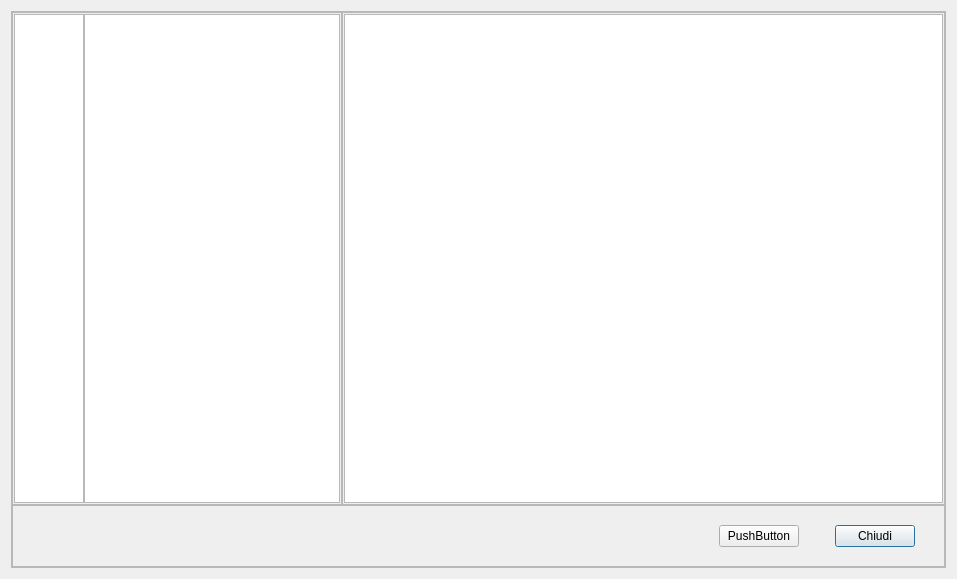
Above: browsercopertine.ui from simon-r/LeScienze500 before the change. Below: the same form after it.
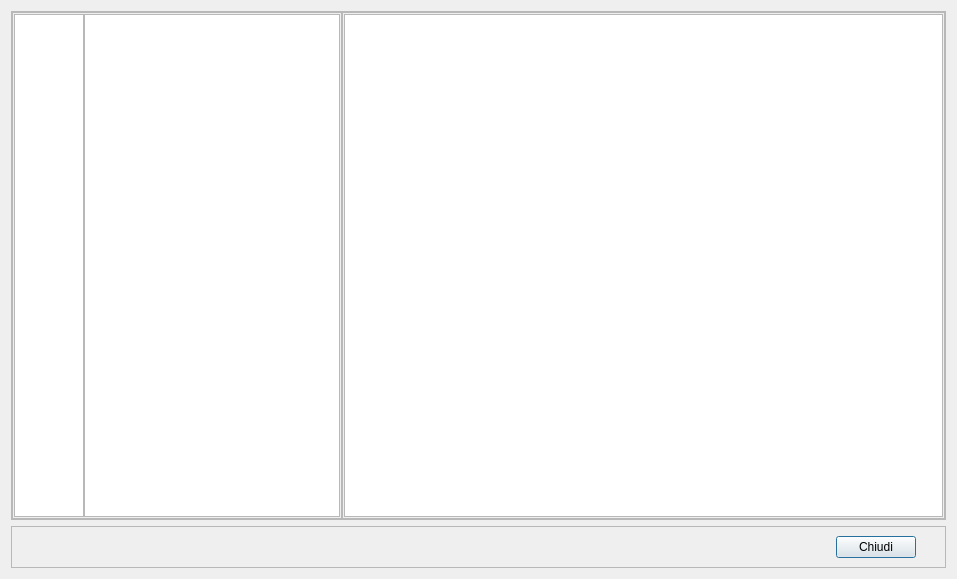
That is the form after the change. Icons and pictures are not drawn.

Commit message: gio 30 set 2010, 17.32.56, CEST

Patch:
```diff
--- a/browsercopertine.ui
+++ b/browsercopertine.ui
@@ -29,7 +29,7 @@
         <x>0</x>
         <y>0</y>
         <width>943</width>
-        <height>565</height>
+        <height>521</height>
        </rect>
       </property>
       <layout class="QGridLayout" name="gridLayout">
@@ -39,109 +39,6 @@
        <property name="spacing">
         <number>0</number>
        </property>
-       <item row="1" column="0" colspan="6">
-        <widget class="QFrame" name="frame">
-         <property name="frameShape">
-          <enum>QFrame::StyledPanel</enum>
-         </property>
-         <property name="frameShadow">
-          <enum>QFrame::Raised</enum>
-         </property>
-         <layout class="QGridLayout" name="gridLayout_2">
-          <item row="2" column="3">
-           <widget class="QPushButton" name="Close">
-            <property name="text">
-             <string>Chiudi</string>
-            </property>
-           </widget>
-          </item>
-          <item row="0" column="3">
-           <spacer name="verticalSpacer">
-            <property name="orientation">
-             <enum>Qt::Vertical</enum>
-            </property>
-            <property name="sizeType">
-             <enum>QSizePolicy::Fixed</enum>
-            </property>
-            <property name="sizeHint" stdset="0">
-             <size>
-              <width>20</width>
-              <height>10</height>
-             </size>
-            </property>
-           </spacer>
-          </item>
-          <item row="3" column="3">
-           <spacer name="verticalSpacer_3">
-            <property name="orientation">
-             <enum>Qt::Vertical</enum>
-            </property>
-            <property name="sizeType">
-             <enum>QSizePolicy::Fixed</enum>
-            </property>
-            <property name="sizeHint" stdset="0">
-             <size>
-              <width>20</width>
-              <height>10</height>
-             </size>
-            </property>
-           </spacer>
-          </item>
-          <item row="2" column="0">
-           <spacer name="horizontalSpacer">
-            <property name="orientation">
-             <enum>Qt::Horizontal</enum>
-            </property>
-            <property name="sizeHint" stdset="0">
-             <size>
-              <width>40</width>
-              <height>20</height>
-             </size>
-            </property>
-           </spacer>
-          </item>
-          <item row="2" column="1">
-           <widget class="QPushButton" name="pushButton">
-            <property name="text">
-             <string>PushButton</string>
-            </property>
-           </widget>
-          </item>
-          <item row="2" column="2">
-           <spacer name="horizontalSpacer_2">
-            <property name="orientation">
-             <enum>Qt::Horizontal</enum>
-            </property>
-            <property name="sizeType">
-             <enum>QSizePolicy::Fixed</enum>
-            </property>
-            <property name="sizeHint" stdset="0">
-             <size>
-              <width>30</width>
-              <height>20</height>
-             </size>
-            </property>
-           </spacer>
-          </item>
-          <item row="2" column="4">
-           <spacer name="horizontalSpacer_3">
-            <property name="orientation">
-             <enum>Qt::Horizontal</enum>
-            </property>
-            <property name="sizeType">
-             <enum>QSizePolicy::Minimum</enum>
-            </property>
-            <property name="sizeHint" stdset="0">
-             <size>
-              <width>20</width>
-              <height>20</height>
-             </size>
-            </property>
-           </spacer>
-          </item>
-         </layout>
-        </widget>
-       </item>
        <item row="0" column="0">
         <widget class="QFrame" name="frame_2">
          <property name="sizePolicy">
@@ -197,12 +94,12 @@
           <enum>QFrame::Raised</enum>
          </property>
          <layout class="QGridLayout" name="gridLayout_3">
+          <property name="horizontalSpacing">
+           <number>0</number>
+          </property>
           <property name="margin">
            <number>1</number>
           </property>
-          <property name="spacing">
-           <number>0</number>
-          </property>
           <item row="0" column="0">
            <widget class="QTextBrowser" name="MostraNumeroRivista">
             <property name="minimumSize">
@@ -220,6 +117,54 @@
      </widget>
     </widget>
    </item>
+   <item>
+    <widget class="QFrame" name="frame">
+     <property name="frameShape">
+      <enum>QFrame::StyledPanel</enum>
+     </property>
+     <property name="frameShadow">
+      <enum>QFrame::Raised</enum>
+     </property>
+     <layout class="QGridLayout" name="gridLayout_2">
+      <item row="1" column="1">
+       <widget class="QPushButton" name="Close">
+        <property name="text">
+         <string>Chiudi</string>
+        </property>
+       </widget>
+      </item>
+      <item row="1" column="0">
+       <spacer name="horizontalSpacer">
+        <property name="orientation">
+         <enum>Qt::Horizontal</enum>
+        </property>
+        <property name="sizeHint" stdset="0">
+         <size>
+          <width>40</width>
+          <height>20</height>
+         </size>
+        </property>
+       </spacer>
+      </item>
+      <item row="1" column="2">
+       <spacer name="horizontalSpacer_3">
+        <property name="orientation">
+         <enum>Qt::Horizontal</enum>
+        </property>
+        <property name="sizeType">
+         <enum>QSizePolicy::Minimum</enum>
+        </property>
+        <property name="sizeHint" stdset="0">
+         <size>
+          <width>20</width>
+          <height>20</height>
+         </size>
+        </property>
+       </spacer>
+      </item>
+     </layout>
+    </widget>
+   </item>
   </layout>
  </widget>
  <resources>
```
